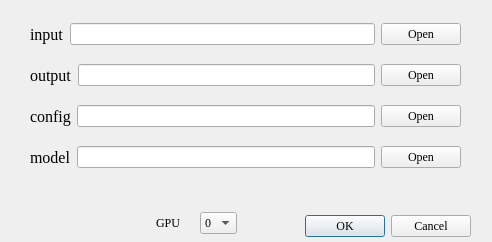
This is ui/classification/Dialog_predict.ui in scrssys/SCRS_RS_AI as Qt 5 draws it before an edit. The edited form follows.
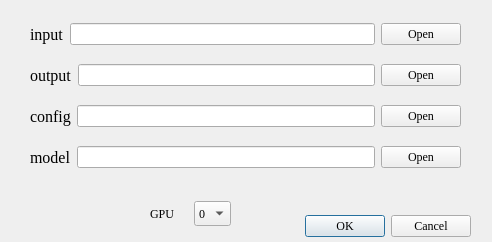
This is the edited form.

Diff of the .ui file:
```diff
--- a/ui/classification/Dialog_predict.ui
+++ b/ui/classification/Dialog_predict.ui
@@ -37,10 +37,10 @@
   <widget class="QWidget" name="layoutWidget">
    <property name="geometry">
     <rect>
-     <x>156</x>
-     <y>210</y>
+     <x>150</x>
+     <y>200</y>
      <width>81</width>
-     <height>26</height>
+     <height>27</height>
     </rect>
    </property>
    <property name="font">
@@ -63,6 +63,12 @@
     </item>
     <item>
      <widget class="QComboBox" name="comboBox_gpu">
+      <property name="minimumSize">
+       <size>
+        <width>0</width>
+        <height>25</height>
+       </size>
+      </property>
       <property name="font">
        <font>
         <family>Times New Roman</family>
```
Left out of the diff: 2 changed lines with no effect on the pictures.
